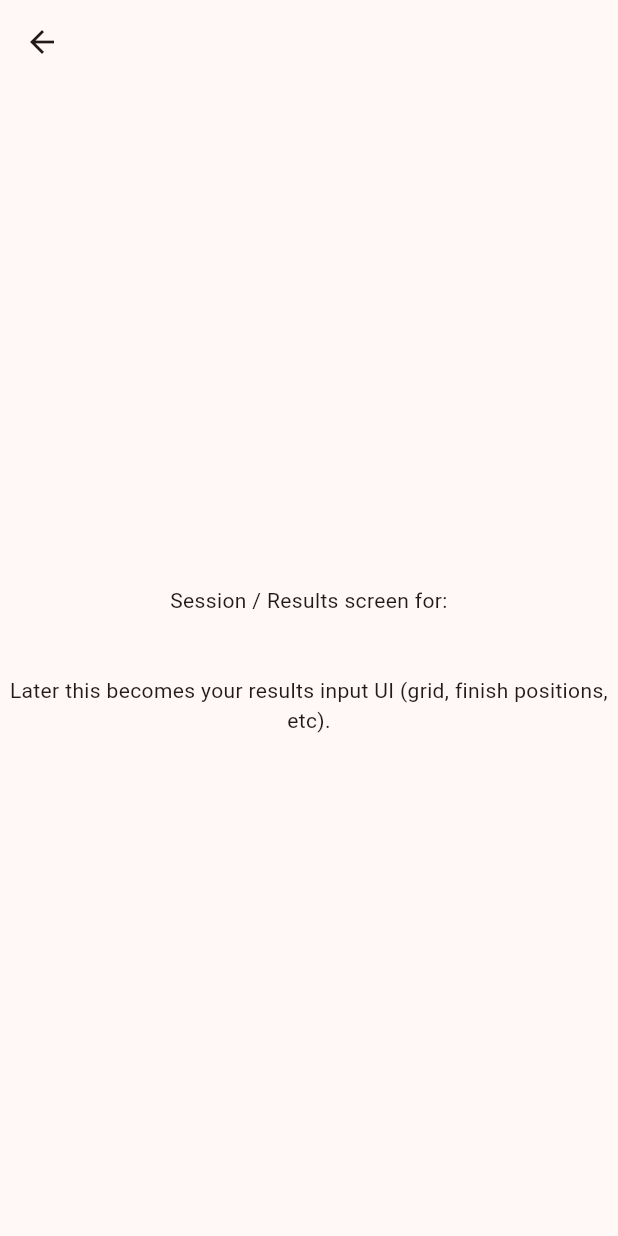
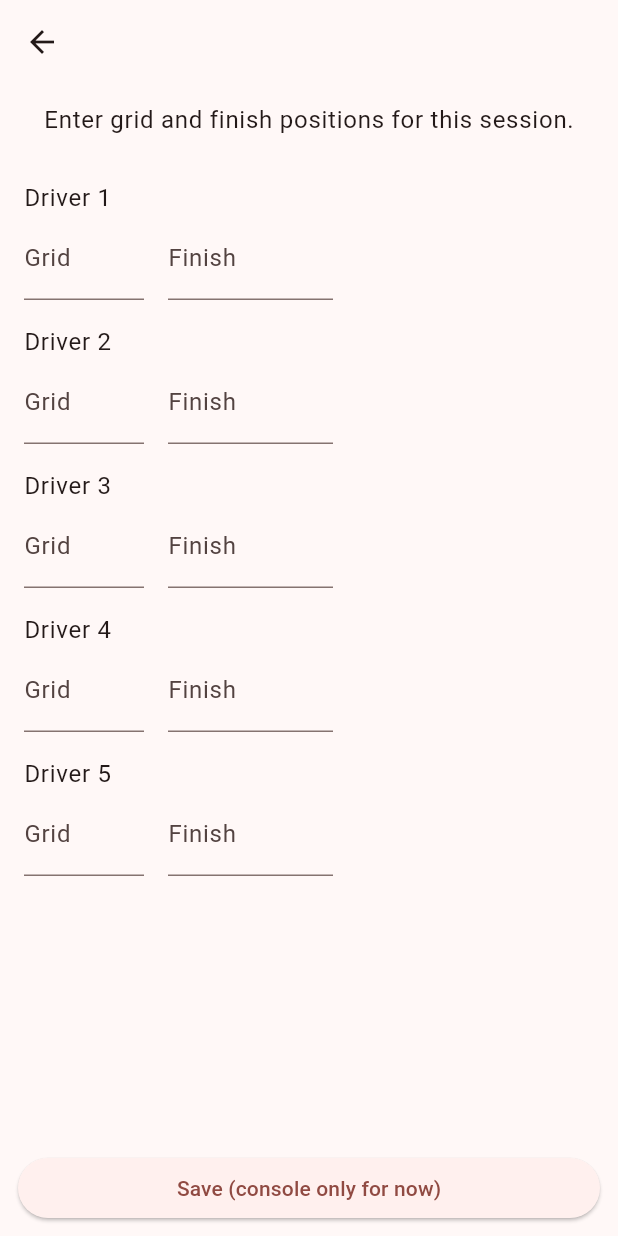
Before and after one commit to MattWD1/oversteer_organiser, a Flutter app: the SessionPage screen opened directly with empty values, on a phone screen of 412 x 824 dp. Run offline on Flutter 3.47's test engine with Material 3 defaults, Android fonts, the phone set to English and light mode, and no system bars.

Commit message:
Implement basic session results input UI and validation
- Added grid/finish inputs for dummy drivers
- Added basic validation and snackbar feedback

```diff
--- a/lib/screens/session_page.dart
+++ b/lib/screens/session_page.dart
@@ -1,24 +1,166 @@
 import 'package:flutter/material.dart';
 import '../models/event.dart';
 
-class SessionPage extends StatelessWidget {
+class SessionPage extends StatefulWidget {
   final Event event;
 
-  const SessionPage({super.key, required this.event});
+  const SessionPage({
+    super.key,
+    required this.event,
+  });
+
+  @override
+  State<SessionPage> createState() => _SessionPageState();
+}
+
+class _SessionPageState extends State<SessionPage> {
+  // Dummy drivers for now – later this will come from your DB / repositories
+  final List<_DriverResult> _results = [
+    _DriverResult(driverName: 'Driver 1'),
+    _DriverResult(driverName: 'Driver 2'),
+    _DriverResult(driverName: 'Driver 3'),
+    _DriverResult(driverName: 'Driver 4'),
+    _DriverResult(driverName: 'Driver 5'),
+  ];
+
+  String? _validationMessage;
+
+  void _saveResults() {
+    // 1) Check all finish positions filled
+    final missing = _results.where((r) => r.finishPosition == null).toList();
+    if (missing.isNotEmpty) {
+      setState(() {
+        _validationMessage =
+            'Please enter a finish position for all drivers before saving.';
+      });
+      return;
+    }
+
+    // 2) Check finish positions are unique
+    final positions = _results.map((r) => r.finishPosition!).toList();
+    final uniquePositions = positions.toSet();
+    if (uniquePositions.length != positions.length) {
+      setState(() {
+        _validationMessage =
+            'Duplicate finish positions detected. Each driver must have a unique finish position.';
+      });
+      return;
+    }
+
+    // Passed basic checks
+    setState(() {
+      _validationMessage = null;
+    });
+
+    // For now just print to console + snackbar
+    for (final r in _results) {
+      // ignore: avoid_print
+      print(
+        '${r.driverName}: grid=${r.gridPosition}, finish=${r.finishPosition}',
+      );
+    }
+
+    ScaffoldMessenger.of(context).showSnackBar(
+      const SnackBar(
+        content: Text('Results collected (not yet saved to database).'),
+      ),
+    );
+  }
 
   @override
   Widget build(BuildContext context) {
     return Scaffold(
       appBar: AppBar(
-        title: Text(event.name),
+        title: Text(widget.event.name),
       ),
-      body: Center(
-        child: Text(
-          'Session / Results screen for:\n${event.name}\n\n'
-          'Later this becomes your results input UI (grid, finish positions, etc).',
-          textAlign: TextAlign.center,
-        ),
+      body: Column(
+        children: [
+          Padding(
+            padding: const EdgeInsets.all(12.0),
+            child: Text(
+              'Enter grid and finish positions for this session.',
+              style: Theme.of(context).textTheme.bodyLarge,
+            ),
+          ),
+          if (_validationMessage != null)
+            Padding(
+              padding: const EdgeInsets.symmetric(horizontal: 12.0),
+              child: Text(
+                _validationMessage!,
+                style: const TextStyle(color: Colors.red),
+              ),
+            ),
+          const SizedBox(height: 8),
+          Expanded(
+            child: ListView.builder(
+              itemCount: _results.length,
+              itemBuilder: (context, index) {
+                final result = _results[index];
+
+                return ListTile(
+                  title: Text(result.driverName),
+                  subtitle: Row(
+                    children: [
+                      SizedBox(
+                        width: 80,
+                        child: TextField(
+                          keyboardType: TextInputType.number,
+                          decoration: const InputDecoration(
+                            labelText: 'Grid',
+                          ),
+                          onChanged: (value) {
+                            setState(() {
+                              result.gridPosition =
+                                  int.tryParse(value.trim());
+                            });
+                          },
+                        ),
+                      ),
+                      const SizedBox(width: 16),
+                      SizedBox(
+                        width: 110,
+                        child: TextField(
+                          keyboardType: TextInputType.number,
+                          decoration: const InputDecoration(
+                            labelText: 'Finish',
+                          ),
+                          onChanged: (value) {
+                            setState(() {
+                              result.finishPosition =
+                                  int.tryParse(value.trim());
+                            });
+                          },
+                        ),
+                      ),
+                    ],
+                  ),
+                );
+              },
+            ),
+          ),
+          Padding(
+            padding:
+                const EdgeInsets.symmetric(horizontal: 12.0, vertical: 8.0),
+            child: SizedBox(
+              width: double.infinity,
+              child: ElevatedButton(
+                onPressed: _saveResults,
+                child: const Text('Save (console only for now)'),
+              ),
+            ),
+          ),
+        ],
       ),
     );
   }
 }
+
+class _DriverResult {
+  final String driverName;
+  int? gridPosition;
+  int? finishPosition;
+
+  _DriverResult({
+    required this.driverName,
+  });
+}
```
